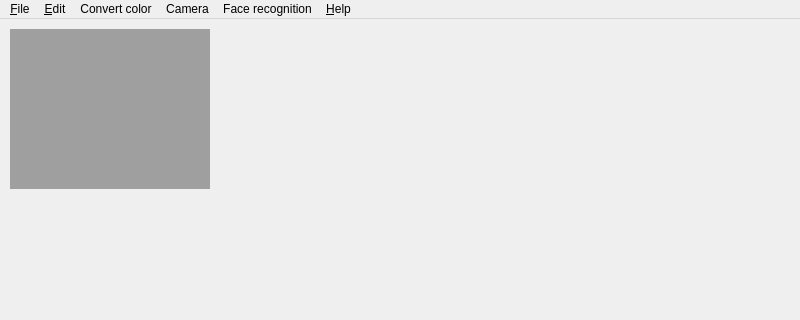
The window that src/mainwindow.ui (nfoxlz/processing) describes before a commit, drawn with Qt 5; both pictures show x 0 to 800 and y 0 to 320 of the 800 by 600 pixel window.
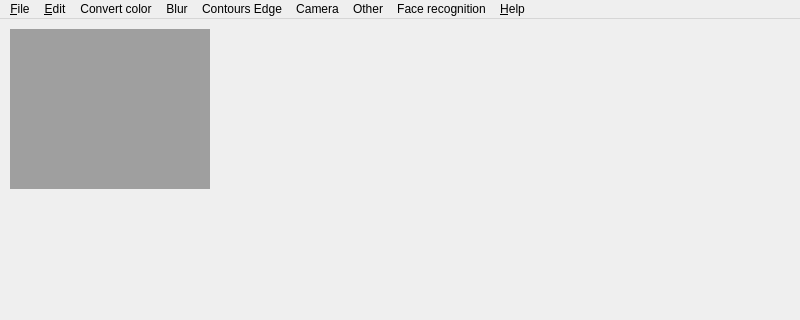
The same window after the commit.

Patch:
```diff
--- a/src/mainwindow.ui
+++ b/src/mainwindow.ui
@@ -79,10 +79,44 @@
     </property>
     <addaction name="actionPreprocess"/>
    </widget>
+   <widget class="QMenu" name="menuOther">
+    <property name="title">
+     <string>Other</string>
+    </property>
+    <addaction name="actionMakeBorder"/>
+    <addaction name="separator"/>
+    <addaction name="actionCartoon"/>
+   </widget>
+   <widget class="QMenu" name="menuContoursEdge">
+    <property name="title">
+     <string>Contours Edge</string>
+    </property>
+    <addaction name="actionFindContours"/>
+    <addaction name="actionSobel"/>
+    <addaction name="actionScharr"/>
+    <addaction name="actionLaplacian"/>
+    <addaction name="actionCanny"/>
+    <addaction name="actionDifference"/>
+    <addaction name="actionRoberts"/>
+    <addaction name="actionPrewitt"/>
+    <addaction name="actionLoG"/>
+   </widget>
+   <widget class="QMenu" name="menuBlur">
+    <property name="title">
+     <string>Blur</string>
+    </property>
+    <addaction name="actionAverage"/>
+    <addaction name="actionGaussian"/>
+    <addaction name="actionMedian"/>
+    <addaction name="actionBilateral"/>
+   </widget>
    <addaction name="menuFile"/>
    <addaction name="menu_Edit"/>
    <addaction name="menuConvertColor"/>
+   <addaction name="menuBlur"/>
+   <addaction name="menuContoursEdge"/>
    <addaction name="menuCamera"/>
+   <addaction name="menuOther"/>
    <addaction name="menuFaceRecognition"/>
    <addaction name="menuHelp"/>
   </widget>
```
Left out of the diff: 81 changed lines with no effect on the pictures.
